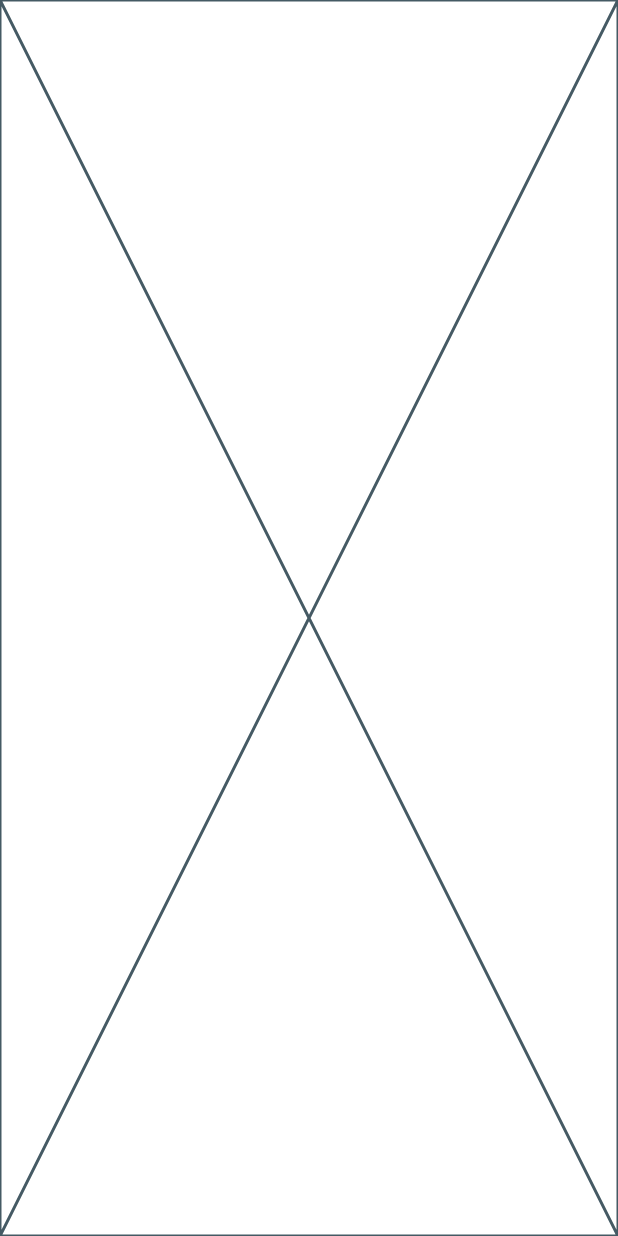
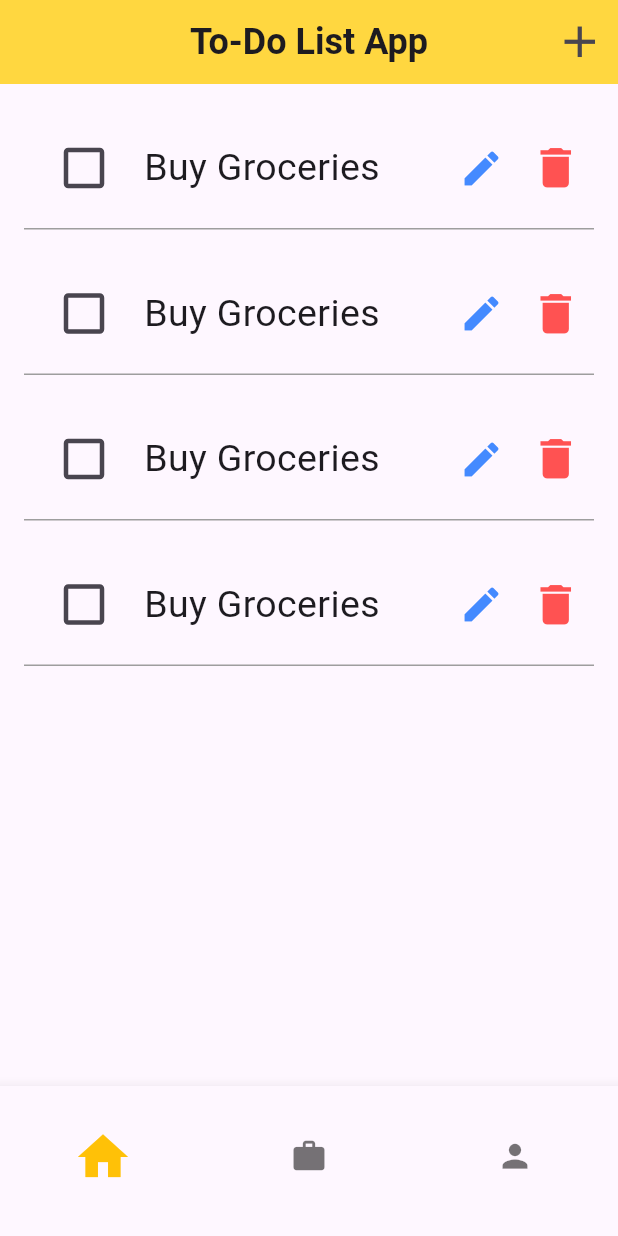
Before and after one commit to ChakavalTR/App_List_To_Do, a Flutter app: the screen it shows after launch, on a phone screen of 412 x 824 dp. Run offline on Flutter 3.47's test engine with Material 3 defaults, Android fonts, the phone set to English and light mode, and no system bars.

Commit message:
homescreen and addtask screen

```diff
--- a/lib/screens/home_screen.dart
+++ b/lib/screens/home_screen.dart
@@ -1,10 +1,184 @@
+import 'package:app_list_to_do/screens/add_task_screen.dart';
 import 'package:flutter/material.dart';
 
-class HomeScreen extends StatelessWidget {
+class HomeScreen extends StatefulWidget {
   const HomeScreen({super.key});
 
   @override
+  State<HomeScreen> createState() => _HomeScreenState();
+}
+
+class _HomeScreenState extends State<HomeScreen> {
+  bool? isChecked = false;
+  int currentIndex = 0;
+
+  @override
   Widget build(BuildContext context) {
-    return const Placeholder();
+    return Scaffold(
+      appBar: AppBar(
+        backgroundColor: Colors.amberAccent,
+        centerTitle: true,
+        title: Text(
+          'To-Do List App',
+          style: TextStyle(fontWeight: FontWeight.bold, fontSize: 24),
+        ),
+        actions: [
+          IconButton(
+            onPressed: () {
+              Navigator.push(
+                context,
+                MaterialPageRoute(builder: (context) => const AddTaskScreen()),
+              );
+            },
+            icon: Icon(Icons.add, size: 35),
+          ),
+        ],
+      ),
+      body: Column(
+        children: [
+          Expanded(
+            child: Scrollbar(
+              scrollbarOrientation: ScrollbarOrientation.right,
+              thickness: 5,
+              trackVisibility: true,
+              child: ListView(
+                children: [
+                  WidgetContainer(),
+                  WidgetContainer(),
+                  WidgetContainer(),
+                  WidgetContainer(),
+                ],
+              ),
+            ),
+          ),
+        ],
+      ),
+      bottomNavigationBar: SizedBox(
+        height: 100,
+        child: BottomNavigationBar(
+          currentIndex: currentIndex,
+          type: BottomNavigationBarType.fixed,
+          onTap: (index) {
+            setState(() {
+              currentIndex = index;
+            });
+          },
+          items: [
+            BottomNavigationBarItem(
+              icon: Icon(
+                Icons.home,
+                size: currentIndex == 0 ? 40 : 25,
+                color: currentIndex == 0 ? Colors.amber : null,
+              ),
+              label: 'Home',
+            ),
+            BottomNavigationBarItem(
+              icon: Icon(
+                Icons.work,
+                size: currentIndex == 1 ? 40 : 25,
+                color: currentIndex == 1 ? Colors.amber : null,
+              ),
+              label: 'Work',
+            ),
+            BottomNavigationBarItem(
+              icon: Icon(
+                Icons.person,
+                size: currentIndex == 2 ? 40 : 25,
+                color: currentIndex == 2 ? Colors.amber : null,
+              ),
+              label: 'Profile',
+            ),
+          ],
+          showSelectedLabels: false,
+          showUnselectedLabels: false,
+        ),
+      ),
+    );
   }
 }
+
+//! Widget Container
+class WidgetContainer extends StatefulWidget {
+  const WidgetContainer({super.key});
+
+  @override
+  State<WidgetContainer> createState() => _WidgetContainerState();
+}
+
+class _WidgetContainerState extends State<WidgetContainer> {
+  bool? isChecked = false;
+
+  @override
+  Widget build(BuildContext context) {
+    return Container(
+      margin: EdgeInsets.only(left: 16, right: 16, top: 16),
+      decoration: BoxDecoration(
+        border: Border(bottom: BorderSide(color: Colors.grey, width: 1)),
+      ),
+      child: Row(
+        children: [
+          Padding(
+            padding: const EdgeInsets.all(16),
+            child: Transform.scale(
+              scale: 1.5,
+              child: Checkbox(
+                value: isChecked,
+                onChanged: (bool? value) {
+                  setState(() {
+                    isChecked = value;
+                  });
+                },
+                activeColor: Colors.yellow,
+                checkColor: Colors.black,
+              ),
+            ),
+          ),
+          Text(
+            'Buy Groceries',
+            style: TextStyle(fontSize: 25, fontWeight: FontWeight.w400),
+          ),
+
+          Spacer(),
+          IconButton(
+            onPressed: () {},
+            icon: Icon(Icons.edit, color: Colors.blueAccent, size: 30),
+          ),
+          IconButton(
+            onPressed: () {
+              showDialog(
+                context: context,
+                builder: (context) {
+                  return AlertDialog(
+                    title: Text(
+                      'Delete Task',
+                      style: TextStyle(
+                        fontWeight: FontWeight.bold,
+                        fontSize: 25,
+                      ),
+                    ),
+                    content: Text('Are you sure you want to delete this task?'),
+                    actions: [
+                      TextButton(
+                        onPressed: () {
+                          Navigator.pop(context);
+                        },
+                        child: Text('Yes'),
+                      ),
+                      TextButton(
+                        onPressed: () {
+                          Navigator.pop(context);
+                        },
+                        child: Text('No'),
+                      ),
+                    ],
+                  );
+                },
+              );
+            },
+            icon: Icon(Icons.delete, size: 35, color: Colors.redAccent),
+          ),
+        ],
+      ),
+    );
+  }
+}
```
Also changed, not shown: lib/screens/add_task_screen.dart (added, +20 -0 lines).
